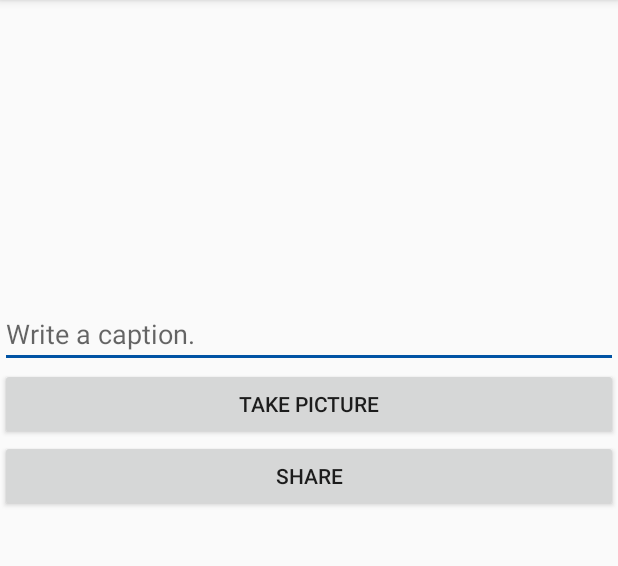
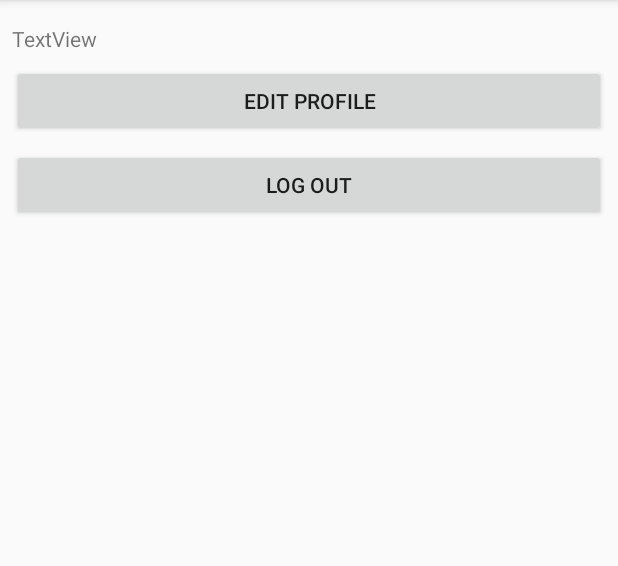
Before and after one commit to wendyho/codepath-insta, an Android app: the HomeActivity screen opened directly, with no data from a screen before it, item 5 of the bottom bar chosen, on a phone screen of 412 x 824 dp, the part 84-650 px from its top. Run offline under Robolectric (Android 15) with nearby library versions, the phone set to English and light mode, and no system bars; libraries missing offline, so code that uses them is left out: com.parse; pictures from the network do not load; 11 statements that could not run were skipped.

Commit message:
add timeline view and profile view

```diff
--- a/app/build.gradle
+++ b/app/build.gradle
@@ -25,6 +25,9 @@ dependencies {
     implementation 'com.android.support:appcompat-v7:28.0.0'
     implementation 'com.android.support.constraint:constraint-layout:1.1.3'
     testImplementation 'junit:junit:4.12'
+    implementation 'com.github.bumptech.glide:glide:4.8.0'
+    // Glide v4 uses this new annotation processor -- see https://bumptech.github.io/glide/doc/generatedapi.html
+    annotationProcessor 'com.github.bumptech.glide:compiler:4.8.0'
     implementation 'com.parse.bolts:bolts-android:1.4.0'
     implementation 'com.github.parse-community.Parse-SDK-Android:parse:1.18.5'
     implementation 'com.squareup.okhttp3:logging-interceptor:3.8.1'
--- a/app/src/main/java/com/example/insta/Fragments/PostsFragment.java
+++ b/app/src/main/java/com/example/insta/Fragments/PostsFragment.java
@@ -1,4 +1,83 @@
 package com.example.insta.Fragments;
 
-public class PostsFragment {
+import android.os.Bundle;
+import android.support.annotation.NonNull;
+import android.support.annotation.Nullable;
+import android.support.v4.app.Fragment;
+import android.support.v7.widget.LinearLayoutManager;
+import android.support.v7.widget.RecyclerView;
+import android.util.Log;
+import android.view.LayoutInflater;
+import android.view.View;
+import android.view.ViewGroup;
+
+import com.example.insta.Post;
+import com.example.insta.PostsAdapter;
+import com.example.insta.R;
+import com.parse.FindCallback;
+import com.parse.ParseException;
+import com.parse.ParseQuery;
+
+import java.util.ArrayList;
+import java.util.List;
+
+
+public class PostsFragment extends Fragment {
+
+    protected RecyclerView rvPosts;
+    public static final String TAG = "PostsFragment";
+    protected PostsAdapter adapter;
+    protected List<Post> mPosts;
+
+    // onCreateView method is called when Fragment should create its view object hierarchy,
+    // either dynamically or via XML layout inflation
+    @Nullable
+    @Override
+    public View onCreateView(@NonNull LayoutInflater inflater, @Nullable ViewGroup container, @Nullable Bundle savedInstanceState) {
+        return inflater.inflate(R.layout.fragment_posts, container, false);
+    }
+
+    // This event is triggered soon after onCreteView()
+    // Any view setup should occur here
+    @Override
+    public void onViewCreated(@NonNull View view, @Nullable Bundle savedInstanceState) {
+        rvPosts = view.findViewById(R.id.rvPosts);
+
+
+        // create the data source
+        mPosts = new ArrayList<>();
+        // create the adapter
+        adapter = new PostsAdapter(getContext(), mPosts);
+        // set the adapter on the recycler view
+        rvPosts.setAdapter(adapter);
+        // set the layout manager on the recycler view
+        rvPosts.setLayoutManager(new LinearLayoutManager(getContext()));
+
+        queryPosts();
+
+
+    }
+
+    protected void queryPosts(){
+        ParseQuery<Post> postQuery = new ParseQuery<Post>(Post.class);
+        postQuery.include(Post.KEY_USER);
+        postQuery.setLimit(20);
+        postQuery.addDescendingOrder(Post.KEY_CREATED_AT);
+        postQuery.findInBackground(new FindCallback<Post>() {
+            @Override
+            public void done(List<Post> objects, ParseException e) {
+                if(e != null){
+                    Log.e(TAG, "Error with query");
+                    e.printStackTrace();
+                    return;
+                }
+                mPosts.addAll(objects);
+                adapter.notifyDataSetChanged();
+                for(int i = 0; i < objects.size(); i++){
+                    Log.d(TAG, "Post: " + objects.get(i).getDescription() +", username: " + objects.get(i).getUser().getUsername());
+
+                }
+            }
+        });
+    }
 }
--- /dev/null
+++ b/app/src/main/java/com/example/insta/Fragments/ProfileFragment.java
@@ -0,0 +1,101 @@
+package com.example.insta.Fragments;
+
+import android.content.Intent;
+import android.os.Bundle;
+import android.support.annotation.NonNull;
+import android.support.annotation.Nullable;
+import android.support.v7.widget.GridLayoutManager;
+import android.support.v7.widget.RecyclerView;
+import android.util.Log;
+import android.view.LayoutInflater;
+import android.view.View;
+import android.view.ViewGroup;
+import android.widget.Button;
+
+import com.example.insta.LoginActivity;
+import com.example.insta.Post;
+import com.example.insta.ProfileAdapter;
+import com.example.insta.R;
+import com.parse.FindCallback;
+import com.parse.ParseException;
+import com.parse.ParseQuery;
+import com.parse.ParseUser;
+
+import java.util.ArrayList;
+import java.util.List;
+
+public class ProfileFragment extends PostsFragment {
+
+    private ProfileAdapter adapter;
+    private RecyclerView rvProfilePosts;
+    private Button btnLogout;
+
+    // onCreateView method is called when Fragment should create its view object hierarchy,
+    // either dynamically or via XML layout inflation
+    @Nullable
+    @Override
+    public View onCreateView(@NonNull LayoutInflater inflater, @Nullable ViewGroup container, @Nullable Bundle savedInstanceState) {
+        return inflater.inflate(R.layout.fragment_profile, container, false);
+    }
+
+
+    @Override
+    protected void queryPosts() {
+        ParseQuery<Post> postQuery = new ParseQuery<Post>(Post.class);
+        postQuery.include(Post.KEY_USER);
+        postQuery.setLimit(20);
+        postQuery.whereEqualTo(Post.KEY_USER, ParseUser.getCurrentUser());
+        postQuery.addDescendingOrder(Post.KEY_CREATED_AT);
+        postQuery.findInBackground(new FindCallback<Post>() {
+            @Override
+            public void done(List<Post> objects, ParseException e) {
+                if(e != null){
+                    Log.e(TAG, "Error with query");
+                    e.printStackTrace();
+                    return;
+                }
+                mPosts.addAll(objects);
+                adapter.notifyDataSetChanged();
+                for(int i = 0; i < objects.size(); i++){
+                    Log.d(TAG, "Post: " + objects.get(i).getDescription() +", username: " + objects.get(i).getUser().getUsername());
+
+                }
+            }
+        });
+    }
+
+    // This event is triggered soon after onCreteView()
+    // Any view setup should occur here
+    @Override
+    public void onViewCreated(@NonNull View view, @Nullable Bundle savedInstanceState) {
+        rvProfilePosts = view.findViewById(R.id.ivProfileProfileUsername);
+
+
+        // create the data source
+        mPosts = new ArrayList<>();
+        // create the adapter
+        adapter = new ProfileAdapter(getContext(), mPosts);
+        // set the adapter on the recycler view
+        rvProfilePosts.setAdapter(adapter);
+        // set the layout manager on the recycler view
+        rvProfilePosts.setLayoutManager(new GridLayoutManager(getContext(), 3));
+
+        // set the button
+        btnLogout = view.findViewById(R.id.btnLogout);
+        btnLogout.setOnClickListener(new View.OnClickListener() {
+            @Override
+            public void onClick(View v) {
+                ParseUser.logOut();
+                ParseUser currentUser = ParseUser.getCurrentUser(); // this will now be null
+                Intent i = new Intent(getContext(), LoginActivity.class);
+                startActivity(i);
+
+            }
+        });
+        queryPosts();
+
+
+
+
+    }
+}
--- a/app/src/main/java/com/example/insta/HomeActivity.java
+++ b/app/src/main/java/com/example/insta/HomeActivity.java
@@ -9,6 +9,8 @@ import android.os.Bundle;
 import android.view.MenuItem;
 
 import com.example.insta.Fragments.ComposeFragment;
+import com.example.insta.Fragments.PostsFragment;
+import com.example.insta.Fragments.ProfileFragment;
 
 public class HomeActivity extends AppCompatActivity {
 
@@ -32,9 +34,10 @@ public class HomeActivity extends AppCompatActivity {
         final FragmentManager fragmentManager = getSupportFragmentManager();
 
         // define your fragments here
-        //final Fragment home = new HomeFragment();
+        final Fragment posts = new PostsFragment();
         final Fragment addPhoto = new ComposeFragment();
-        //final Fragment profile = new ProfileFragment();
+        final Fragment profile = new ProfileFragment();
+
 
         // handle navigation selection
         bottomNavigationView.setOnNavigationItemSelectedListener(
@@ -44,7 +47,7 @@ public class HomeActivity extends AppCompatActivity {
                         Fragment fragment;
                         switch (item.getItemId()) {
                             default:
-                                fragment = addPhoto;
+                                fragment = posts;
                                 break;
                             case R.id.action_search:
                                 fragment = addPhoto;
@@ -56,7 +59,7 @@ public class HomeActivity extends AppCompatActivity {
                                 fragment = addPhoto;
                                 break;
                             case R.id.action_profile:
-                                fragment = addPhoto;
+                                fragment = profile;
                                 break;
                         }
                         fragmentManager.beginTransaction().replace(R.id.flContainer, fragment).commit();
--- a/app/src/main/java/com/example/insta/Post.java
+++ b/app/src/main/java/com/example/insta/Post.java
@@ -11,6 +11,7 @@ public class Post extends ParseObject {
     public static final String KEY_DESCRIPTION = "description";
     public static final String KEY_IMAGE = "image";
     public static final String KEY_USER = "user";
+    public static final String KEY_CREATED_AT = "createdAt";
 
     public String getDescription(){
         return getString(KEY_DESCRIPTION);
--- /dev/null
+++ b/app/src/main/java/com/example/insta/PostsAdapter.java
@@ -0,0 +1,74 @@
+package com.example.insta;
+
+import android.content.Context;
+import android.support.annotation.NonNull;
+import android.support.v7.widget.RecyclerView;
+import android.text.Layout;
+import android.view.LayoutInflater;
+import android.view.View;
+import android.view.ViewGroup;
+import android.widget.ImageView;
+import android.widget.TextView;
+
+import com.bumptech.glide.Glide;
+import com.parse.ParseFile;
+
+import java.util.List;
+
+public class PostsAdapter extends RecyclerView.Adapter<PostsAdapter.ViewHolder> {
+    private Context context;
+    private List<Post> posts;
+
+    public PostsAdapter(Context context, List<Post> posts) {
+        this.context = context;
+        this.posts = posts;
+    }
+    @NonNull
+    @Override
+    public ViewHolder onCreateViewHolder(@NonNull ViewGroup parent, int viewType) {
+        View view = LayoutInflater.from(context).inflate(R.layout.item_post, parent, false);
+        return new ViewHolder(view);
+    }
+
+    @Override
+    public void onBindViewHolder(@NonNull ViewHolder viewHolder, int i) {
+        Post post = posts.get(i);
+        viewHolder.bind(post);
+
+    }
+
+    @Override
+    public int getItemCount() {
+        return posts.size();
+    }
+
+    class ViewHolder extends RecyclerView.ViewHolder{
+
+        private TextView tvHandle;
+        private ImageView ivImage;
+        private TextView tvDescription;
+        private ImageView ivProfileSmall;
+
+        public ViewHolder(View itemView){
+            super(itemView);
+            tvHandle = itemView.findViewById(R.id.tvHandle);
+            ivImage = itemView.findViewById(R.id.ivImage);
+            tvDescription = itemView.findViewById(R.id.tvDescription);
+            ivProfileSmall = itemView.findViewById(R.id.ivProfileSmall);
+
+        }
+
+        public void bind(Post post) {
+            tvHandle.setText(post.getUser().getUsername());
+            ParseFile image = post.getImage();
+            if(image != null) {
+                Glide.with(context)
+                        .load(image.getUrl())
+                        .into(ivImage);
+            }
+            tvDescription.setText(post.getUser().getUsername() + " " + post.getDescription());
+
+
+        }
+    }
+}
--- /dev/null
+++ b/app/src/main/java/com/example/insta/ProfileAdapter.java
@@ -0,0 +1,63 @@
+package com.example.insta;
+
+import android.content.Context;
+import android.support.annotation.NonNull;
+import android.support.v7.widget.RecyclerView;
+import android.view.LayoutInflater;
+import android.view.View;
+import android.view.ViewGroup;
+import android.widget.ImageView;
+import android.widget.TextView;
+
+import com.bumptech.glide.Glide;
+import com.parse.ParseFile;
+
+import java.util.List;
+
+public class ProfileAdapter extends RecyclerView.Adapter<ProfileAdapter.ViewHolder> {
+    private Context context;
+    private List<Post> posts;
+
+    public ProfileAdapter (Context context, List<Post> posts) {
+        this.context = context;
+        this.posts = posts;
+    }
+    @NonNull
+    @Override
+    public ViewHolder onCreateViewHolder(@NonNull ViewGroup parent, int viewType) {
+        View view = LayoutInflater.from(context).inflate(R.layout.item_profile, parent, false);
+        return new ViewHolder(view);
+    }
+
+    @Override
+    public void onBindViewHolder(@NonNull ViewHolder viewHolder, int i) {
+        Post post = posts.get(i);
+        viewHolder.bind(post);
+
+    }
+
+    @Override
+    public int getItemCount() {
+        return posts.size();
+    }
+
+    class ViewHolder extends RecyclerView.ViewHolder{
+
+        private ImageView ivProfileSquareImage;
+
+        public ViewHolder(View itemView){
+            super(itemView);
+            ivProfileSquareImage = itemView.findViewById(R.id.ivProfileSquareImage);
+        }
+
+        public void bind(Post post) {
+            ParseFile image = post.getImage();
+            if(image != null) {
+                Glide.with(context)
+                        .load(image.getUrl())
+                        .into(ivProfileSquareImage);
+            }
+
+        }
+    }
+}
--- /dev/null
+++ b/app/src/main/res/layout/fragment_profile.xml
@@ -0,0 +1,73 @@
+<?xml version="1.0" encoding="utf-8"?>
+<android.support.constraint.ConstraintLayout
+    xmlns:android="http://schemas.android.com/apk/res/android"
+    xmlns:app="http://schemas.android.com/apk/res-auto"
+    xmlns:tools="http://schemas.android.com/tools"
+    android:layout_width="match_parent"
+    android:layout_height="match_parent">
+
+    <android.support.v7.widget.RecyclerView
+        android:id="@+id/ivProfileProfileUsername"
+        android:layout_width="0dp"
+        android:layout_height="0dp"
+        android:layout_marginTop="8dp"
+        app:layout_constraintBottom_toBottomOf="parent"
+        app:layout_constraintEnd_toEndOf="parent"
+        app:layout_constraintStart_toStartOf="parent"
+        app:layout_constraintTop_toBottomOf="@+id/btnLogout" />
+
+    <ImageView
+        android:id="@+id/ivProfileProfileImage"
+        android:layout_width="wrap_content"
+        android:layout_height="wrap_content"
+        android:layout_marginStart="8dp"
+        android:layout_marginLeft="8dp"
+        android:layout_marginTop="8dp"
+        app:layout_constraintStart_toStartOf="parent"
+        app:layout_constraintTop_toTopOf="parent"
+        tools:srcCompat="@tools:sample/avatars" />
+
+    <TextView
+        android:id="@+id/tvProfileUsername"
+        android:layout_width="0dp"
+        android:layout_height="wrap_content"
+        android:layout_marginStart="8dp"
+        android:layout_marginLeft="8dp"
+        android:layout_marginTop="8dp"
+        android:layout_marginEnd="8dp"
+        android:layout_marginRight="8dp"
+        android:text="TextView"
+        app:layout_constraintEnd_toEndOf="parent"
+        app:layout_constraintStart_toStartOf="parent"
+        app:layout_constraintTop_toBottomOf="@+id/ivProfileProfileImage" />
+
+    <Button
+        android:id="@+id/btnEditProfile"
+        android:layout_width="0dp"
+        android:layout_height="wrap_content"
+        android:layout_marginStart="8dp"
+        android:layout_marginLeft="8dp"
+        android:layout_marginTop="8dp"
+        android:layout_marginEnd="8dp"
+        android:layout_marginRight="8dp"
+        android:text="Edit Profile"
+        app:layout_constraintEnd_toEndOf="parent"
+        app:layout_constraintHorizontal_bias="1.0"
+        app:layout_constraintStart_toStartOf="parent"
+        app:layout_constraintTop_toBottomOf="@+id/tvProfileUsername" />
+
+    <Button
+        android:id="@+id/btnLogout"
+        android:layout_width="0dp"
+        android:layout_height="wrap_content"
+        android:layout_marginStart="8dp"
+        android:layout_marginLeft="8dp"
+        android:layout_marginTop="8dp"
+        android:layout_marginEnd="8dp"
+        android:layout_marginRight="8dp"
+        android:text="Log Out"
+        app:layout_constraintEnd_toEndOf="parent"
+        app:layout_constraintHorizontal_bias="0.0"
+        app:layout_constraintStart_toStartOf="parent"
+        app:layout_constraintTop_toBottomOf="@+id/btnEditProfile" />
+</android.support.constraint.ConstraintLayout>
```
Also changed, not shown: app/src/main/java/com/example/insta/Fragments/Fragment.java (+16 -1 lines), app/src/main/res/layout/fragment_posts.xml (+12 -1 lines), app/src/main/res/layout/item_post.xml (added, +65 -0 lines), app/src/main/res/layout/item_profile.xml (added, +15 -0 lines), 2 other files.
